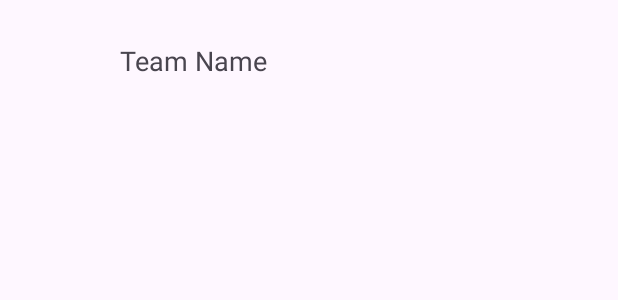
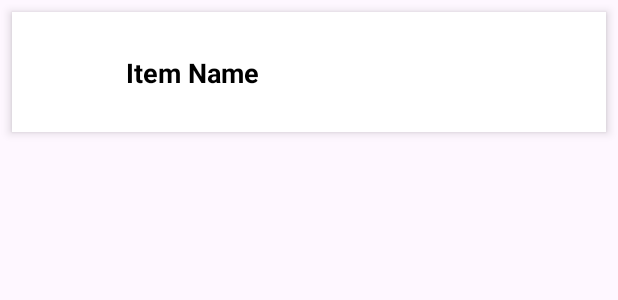
Before and after one commit to vooxza/TugasAPISportDB, an Android app: the layout item_team.xml on its own in the app's theme, with its tools: preview values and no code run, on a phone screen of 412 x 824 dp. Shown: the top 300 px of the screen. Run offline under Robolectric (Android 15) with nearby library versions, the phone set to English and light mode, and no system bars.

Commit message:
initial commit

```diff
--- a/app/src/main/java/com/example/tugaspakaji/model/TeamResponse.java
+++ b/app/src/main/java/com/example/tugaspakaji/model/TeamResponse.java
@@ -1,13 +1,15 @@
 package com.example.tugaspakaji.model;
 
-import com.google.gson.annotations.SerializedName;
 import java.util.List;
 
 public class TeamResponse {
-    @SerializedName("teams")
     private List<Team> teams;
 
     public List<Team> getTeams() {
         return teams;
     }
+
+    public void setTeams(List<Team> teams) {
+        this.teams = teams;
+    }
 }
--- a/app/src/main/res/layout/item_team.xml
+++ b/app/src/main/res/layout/item_team.xml
@@ -4,26 +4,42 @@
     xmlns:app="http://schemas.android.com/apk/res-auto"
     android:layout_width="match_parent"
     android:layout_height="wrap_content"
-    android:padding="8dp">
+    android:padding="8dp"
+    android:background="@android:color/white"
+    android:clipToPadding="false"
+    android:clipChildren="false"
+    android:layout_margin="8dp"
+    android:backgroundTint="@android:color/white"
+    android:elevation="4dp"
+    android:clipToOutline="true"
+    android:outlineProvider="background"    >
 
     <ImageView
         android:id="@+id/imgTeamBadge"
-        android:layout_width="64dp"
-        android:layout_height="64dp"
+        android:layout_width="48dp"
+        android:layout_height="48dp"
+        android:layout_marginStart="8dp"
+        android:layout_marginTop="8dp"
+        android:layout_marginBottom="8dp"
+        android:contentDescription="Team Badge"
+        android:scaleType="centerCrop"
         app:layout_constraintStart_toStartOf="parent"
         app:layout_constraintTop_toTopOf="parent"
-        android:contentDescription="Team Badge" />
+        app:layout_constraintBottom_toBottomOf="parent" />
 
     <TextView
         android:id="@+id/tvTeamName"
         android:layout_width="0dp"
         android:layout_height="wrap_content"
-        android:text="Team Name"
+        android:text="Item Name"
         android:textSize="18sp"
+        android:textStyle="bold"
+        android:textColor="@android:color/black"
+        android:fontFamily="sans-serif"
+        android:paddingStart="12dp"
         app:layout_constraintStart_toEndOf="@id/imgTeamBadge"
         app:layout_constraintTop_toTopOf="@id/imgTeamBadge"
         app:layout_constraintBottom_toBottomOf="@id/imgTeamBadge"
-        app:layout_constraintEnd_toEndOf="parent"
-        android:paddingStart="8dp" />
+        app:layout_constraintEnd_toEndOf="parent" />
 
 </androidx.constraintlayout.widget.ConstraintLayout>
```
Also changed, not shown: app/src/main/AndroidManifest.xml (+14 -6 lines), app/src/main/java/com/example/tugaspakaji/HomeScreen.java (added, +43 -0 lines), app/src/main/java/com/example/tugaspakaji/MainActivity.java (+23 -4 lines), app/src/main/java/com/example/tugaspakaji/adapter/teamAdapter.java (+21 -12 lines), app/src/main/java/com/example/tugaspakaji/api/ApiService.java (+12 -2 lines), app/src/main/java/com/example/tugaspakaji/api/RetrofitClient.java (+9 -2 lines), app/src/main/java/com/example/tugaspakaji/model/Team.java (+4 -10 lines), app/src/main/res/layout/activity_home_screen.xml (added, +22 -0 lines).
